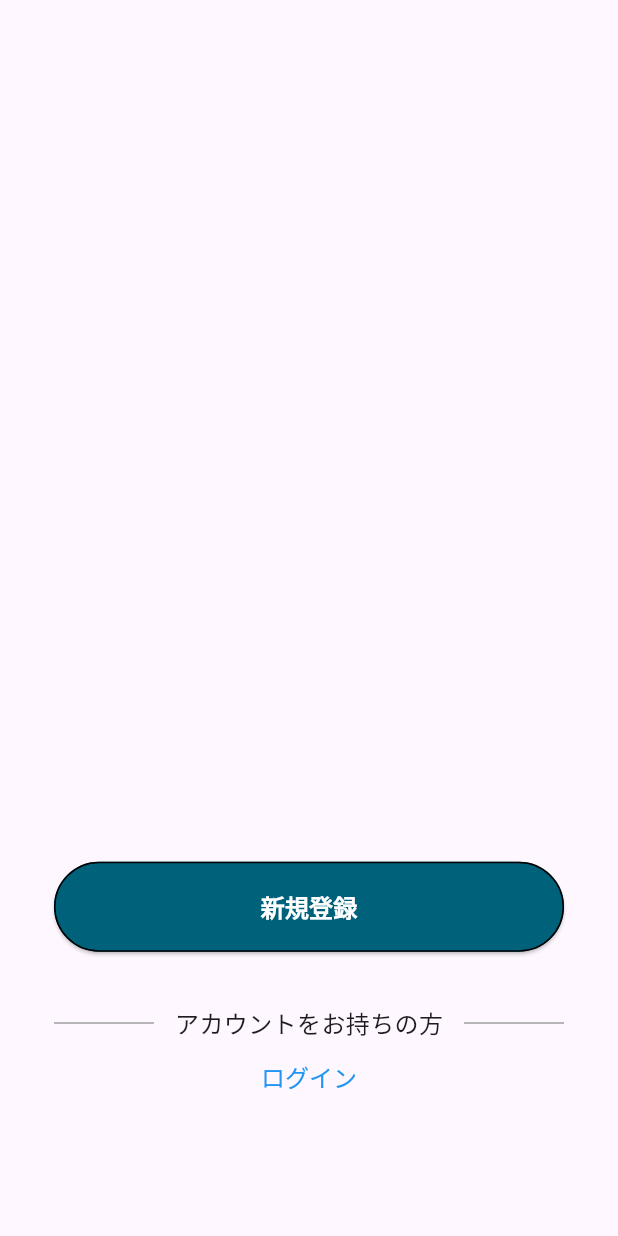
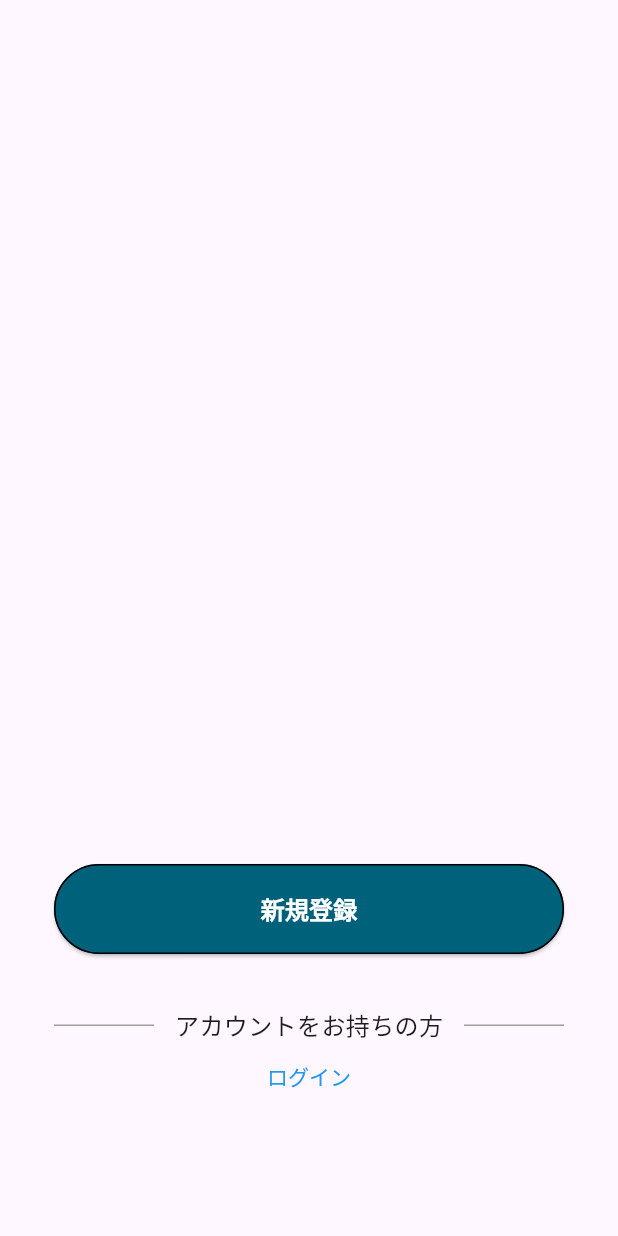
Before and after one commit to hinata2145/Easy_app, a Flutter app: the screen it shows after launch, on a phone screen of 412 x 824 dp. Run offline on Flutter 3.47's test engine with Material 3 defaults, Android fonts, the phone set to English and light mode, and no system bars; our stand-ins replace sign_in_button.

Commit message:
フォントサイズの変更をした。

```diff
--- a/lib/first_page.dart
+++ b/lib/first_page.dart
@@ -60,7 +60,7 @@ class FirstPage extends StatelessWidget {
             RichText(
               text: TextSpan(
                 text: "ログイン",
-                style: const TextStyle(color: Colors.blue, fontSize: 16),
+                style: const TextStyle(color: Colors.blue, fontSize: 14),
                 recognizer: TapGestureRecognizer()
                   ..onTap = () {
                     Navigator.push(
```
